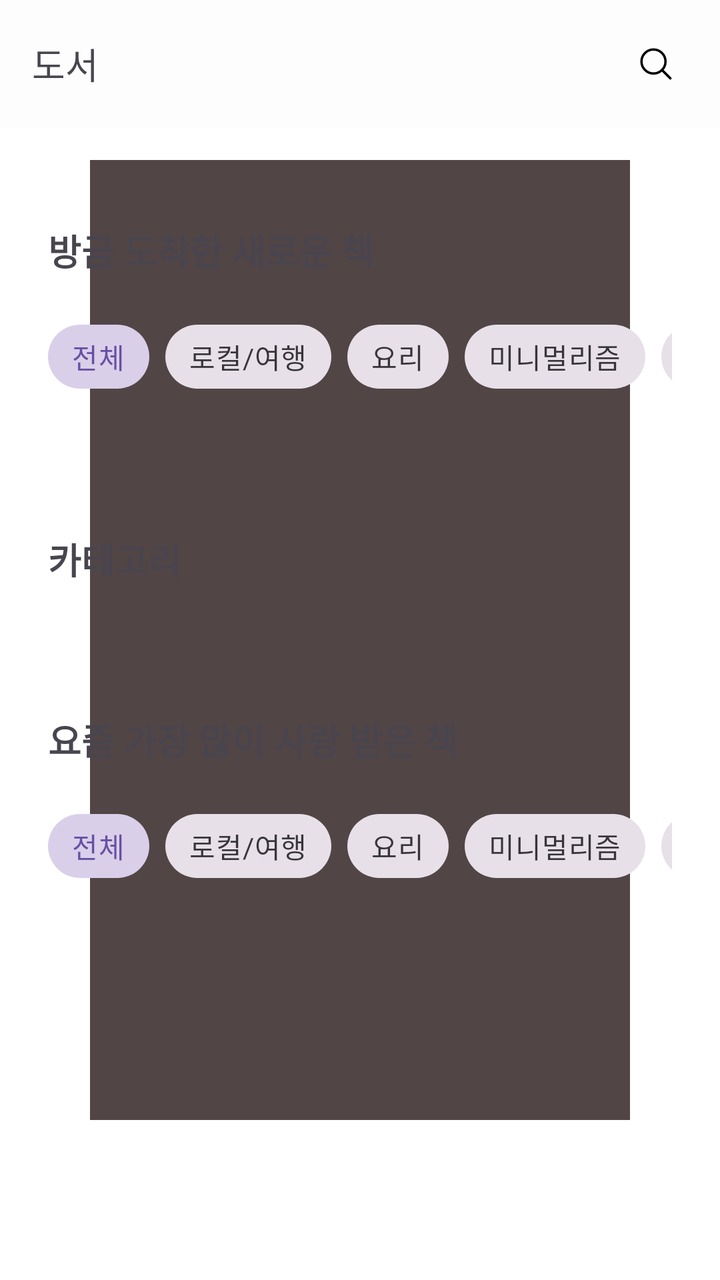
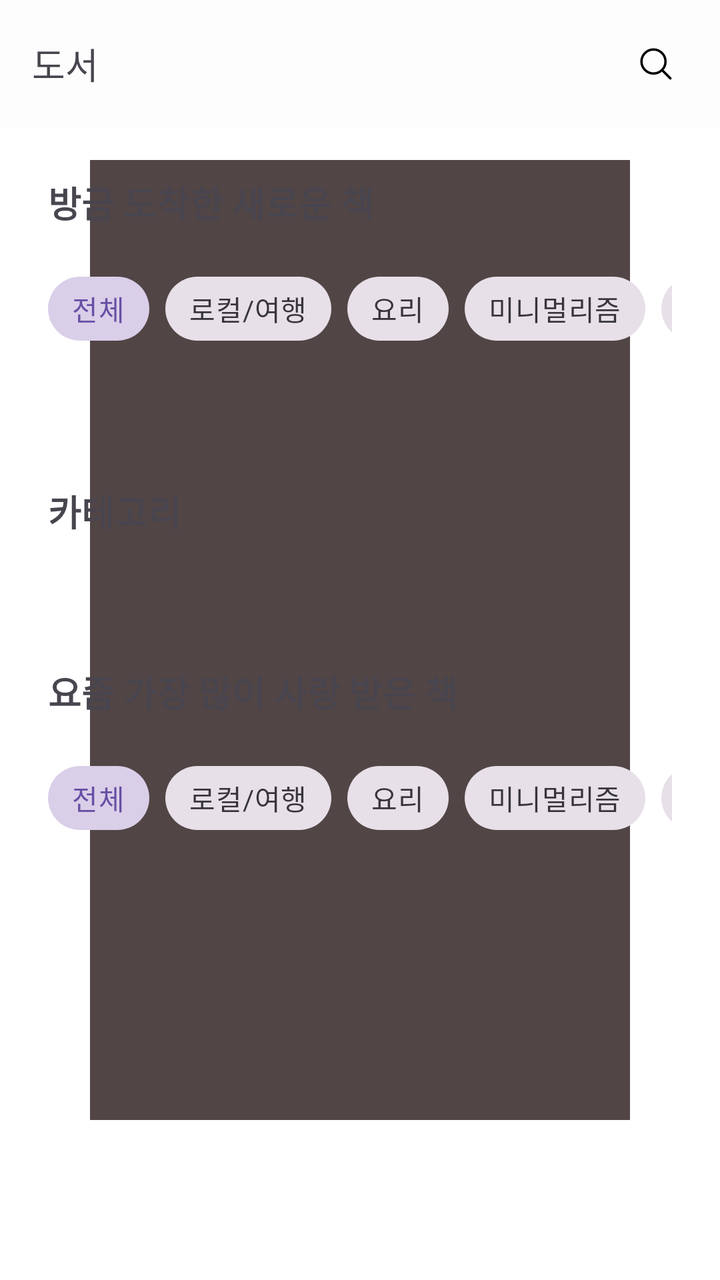

The first picture is an Android layout as it rendered before a commit; the second is the same layout after the commit. The layout source and the unified diff follow.
<!-- AndroidManifest.xml: application theme Theme.Bonda -->
<!-- res/layout/fragment_home_books.xml -->
<?xml version="1.0" encoding="utf-8"?>
<androidx.coordinatorlayout.widget.CoordinatorLayout xmlns:android="http://schemas.android.com/apk/res/android"
    xmlns:app="http://schemas.android.com/apk/res-auto"
    android:layout_width="match_parent"
    android:layout_height="match_parent">

    <com.google.android.material.appbar.AppBarLayout
        android:layout_width="match_parent"
        android:layout_height="wrap_content">

        <com.google.android.material.appbar.MaterialToolbar
            android:layout_width="match_parent"
            android:layout_height="wrap_content"
            android:background="@color/surface_default_tertiary"
            app:layout_scrollFlags="scroll|enterAlways"
            app:title="도서"
            app:titleTextAppearance="@style/Title2">

            <ImageButton
                android:id="@+id/search_button"
                android:layout_width="wrap_content"
                android:layout_height="wrap_content"
                android:layout_gravity="end"
                android:layout_marginEnd="8dp"
                android:background="?attr/selectableItemBackgroundBorderless"
                android:clickable="true"
                android:contentDescription="검색"
                android:focusable="true"
                android:padding="12dp"
                android:src="@drawable/ic_action_search_24dp" />
        </com.google.android.material.appbar.MaterialToolbar>
    </com.google.android.material.appbar.AppBarLayout>

    <androidx.core.widget.NestedScrollView
        android:layout_width="match_parent"
        android:layout_height="match_parent"
        app:layout_behavior="@string/appbar_scrolling_view_behavior">

        <androidx.constraintlayout.widget.ConstraintLayout
            android:layout_width="match_parent"
            android:layout_height="match_parent"
            android:paddingHorizontal="24dp"
            android:paddingVertical="48dp">

            <TextView
                android:id="@+id/books_header"
                android:layout_width="0dp"
                android:layout_height="wrap_content"
                android:text="방금 도착한 새로운 책"
                android:textSize="18sp"
                android:textStyle="bold"
                app:layout_constraintEnd_toEndOf="parent"
                app:layout_constraintStart_toStartOf="parent"
                app:layout_constraintTop_toTopOf="parent" />

            <HorizontalScrollView
                android:id="@+id/book_category_chip_scroller"
                android:layout_width="0dp"
                android:layout_height="wrap_content"
                android:layout_marginTop="16dp"
                android:scrollbars="none"
                app:layout_constraintEnd_toEndOf="parent"
                app:layout_constraintStart_toStartOf="parent"
                app:layout_constraintTop_toBottomOf="@id/books_header">


                <com.google.android.material.chip.ChipGroup
                    android:id="@+id/book_category_chip_group"
                    android:layout_width="wrap_content"
                    android:layout_height="wrap_content"
                    app:singleSelection="true">

                    <com.google.android.material.chip.Chip
                        style="@style/Widget.MaterialComponents.Chip.Choice"
                        android:layout_width="wrap_content"
                        android:layout_height="wrap_content"
                        android:checked="true"
                        android:text="전체" />

                    <com.google.android.material.chip.Chip
                        style="@style/Widget.MaterialComponents.Chip.Choice"
                        android:layout_width="wrap_content"
                        android:layout_height="wrap_content"
                        android:text="로컬/여행" />

                    <com.google.android.material.chip.Chip
                        style="@style/Widget.MaterialComponents.Chip.Choice"
                        android:layout_width="wrap_content"
                        android:layout_height="wrap_content"
                        android:text="요리" />

                    <com.google.android.material.chip.Chip
                        style="@style/Widget.MaterialComponents.Chip.Choice"
                        android:layout_width="wrap_content"
                        android:layout_height="wrap_content"
                        android:text="미니멀리즘" />

                    <com.google.android.material.chip.Chip
                        style="@style/Widget.MaterialComponents.Chip.Choice"
                        android:layout_width="wrap_content"
                        android:layout_height="wrap_content"
                        android:text="반려동물" />

                </com.google.android.material.chip.ChipGroup>
            </HorizontalScrollView>

            <GridLayout
                android:id="@+id/recent_arrival_books_container"
                android:layout_width="0dp"
                android:layout_height="wrap_content"
                android:layout_marginTop="16dp"
                android:orientation="horizontal"
                app:layout_constraintEnd_toEndOf="parent"
                app:layout_constraintStart_toStartOf="parent"
                app:layout_constraintTop_toBottomOf="@id/book_category_chip_scroller" />

            <TextView
                android:id="@+id/books_category_header"
                android:layout_width="0dp"
                android:layout_height="wrap_content"
                android:layout_marginTop="48dp"
                android:text="카테고리"
                android:textSize="18sp"
                android:textStyle="bold"
                app:layout_constraintEnd_toEndOf="parent"
                app:layout_constraintStart_toStartOf="parent"
                app:layout_constraintTop_toBottomOf="@id/recent_arrival_books_container" />

            <GridLayout
                android:id="@+id/categories_grid_container"
                android:layout_width="match_parent"
                android:layout_height="wrap_content"
                android:layout_marginTop="16dp"
                android:alignmentMode="alignMargins"
                android:columnCount="5"
                android:useDefaultMargins="true"
                app:layout_constraintEnd_toEndOf="parent"
                app:layout_constraintStart_toStartOf="parent"
                app:layout_constraintTop_toBottomOf="@id/books_category_header" />

            <TextView
                android:id="@+id/popular_header"
                android:layout_width="0dp"
                android:layout_height="wrap_content"
                android:layout_marginTop="48dp"
                android:text="요즘 가장 많이 사랑 받은 책"
                android:textSize="18sp"
                android:textStyle="bold"
                app:layout_constraintEnd_toEndOf="parent"
                app:layout_constraintStart_toStartOf="parent"
                app:layout_constraintTop_toBottomOf="@id/categories_grid_container" />

            <HorizontalScrollView
                android:id="@+id/popular_chip_scroller"
                android:layout_width="0dp"
                android:layout_height="wrap_content"
                android:layout_marginTop="16dp"
                android:scrollbars="none"
                app:layout_constraintEnd_toEndOf="parent"
                app:layout_constraintStart_toStartOf="parent"
                app:layout_constraintTop_toBottomOf="@id/popular_header">

                <com.google.android.material.chip.ChipGroup
                    android:id="@+id/popular_chip_group"
                    android:layout_width="wrap_content"
                    android:layout_height="wrap_content"
                    app:singleSelection="true">

                    <com.google.android.material.chip.Chip
                        android:id="@+id/chipCategoryA"
                        style="@style/Widget.MaterialComponents.Chip.Choice"
                        android:layout_width="wrap_content"
                        android:layout_height="wrap_content"
                        android:checked="true"
                        android:text="전체" />

                    <com.google.android.material.chip.Chip
                        android:id="@+id/chipCategoryB"
                        style="@style/Widget.MaterialComponents.Chip.Choice"
                        android:layout_width="wrap_content"
                        android:layout_height="wrap_content"
                        android:text="로컬/여행" />

                    <com.google.android.material.chip.Chip
                        android:id="@+id/chipCategoryC"
                        style="@style/Widget.MaterialComponents.Chip.Choice"
                        android:layout_width="wrap_content"
                        android:layout_height="wrap_content"
                        android:text="요리" />

                    <com.google.android.material.chip.Chip
                        android:id="@+id/chipCategoryD"
                        style="@style/Widget.MaterialComponents.Chip.Choice"
                        android:layout_width="wrap_content"
                        android:layout_height="wrap_content"
                        android:text="미니멀리즘" />

                    <com.google.android.material.chip.Chip
                        android:id="@+id/chipCategoryE"
                        style="@style/Widget.MaterialComponents.Chip.Choice"
                        android:layout_width="wrap_content"
                        android:layout_height="wrap_content"
                        android:text="반려동물" />

                </com.google.android.material.chip.ChipGroup>
            </HorizontalScrollView>

            <GridLayout
                android:id="@+id/most_loved_books_container"
                android:layout_width="0dp"
                android:layout_height="wrap_content"
                android:layout_marginTop="16dp"
                android:orientation="vertical"
                android:useDefaultMargins="true"

                app:layout_constraintEnd_toEndOf="parent"
                app:layout_constraintStart_toStartOf="parent"
                app:layout_constraintTop_toBottomOf="@id/popular_chip_scroller" />

        </androidx.constraintlayout.widget.ConstraintLayout>
    </androidx.core.widget.NestedScrollView>
</androidx.coordinatorlayout.widget.CoordinatorLayout>
<!-- resources referenced by this layout -->
<resources>
  <color name="surface_default_tertiary">#fdfdfd</color>
  <!-- drawable ic_action_search_24dp (drawable) -->
  <vector xmlns:android="http://schemas.android.com/apk/res/android"
      android:width="24dp"
      android:height="24dp"
      android:viewportWidth="24"
      android:viewportHeight="24">
    <path
        android:pathData="M10.75,10.75m-6,0a6,6 0,1 1,12 0a6,6 0,1 1,-12 0"
        android:strokeWidth="1.2"
        android:fillColor="#00000000"
        android:strokeColor="#000"/>
    <path
        android:pathData="M15.522,14.674L19.621,18.773A0.6,0.6 0,0 1,19.621 19.622L19.621,19.622A0.6,0.6 90,0 1,18.773 19.622L14.674,15.523A0.6,0.6 90,0 1,14.674 14.674L14.674,14.674A0.6,0.6 90,0 1,15.522 14.674z"
        android:fillColor="#000"/>
  </vector>
  <style name="Title2">
          <item name="fontFamily">@font/pretendard_semibold</item>
          <item name="android:textSize">18sp</item>
          <item name="android:letterSpacing">0</item>
          <item name="android:lineHeight">21.6sp</item>
      </style>
  <style name="Theme.Bonda" parent="Theme.Material3.Light.NoActionBar">
          <item name="android:windowBackground">@drawable/ic_launcher_background</item>
          <item name="android:windowSplashScreenAnimatedIcon">@drawable/ic_splash_logo</item>
  
  
      </style>
  <!-- drawable ic_launcher_background (drawable) -->
  <vector xmlns:android="http://schemas.android.com/apk/res/android"
      android:width="108dp"
      android:height="108dp"
      android:viewportWidth="512"
      android:viewportHeight="512">
    <group android:scaleX="0.75"
        android:scaleY="0.75"
        android:translateX="64"
        android:translateY="64">
      <path
          android:pathData="M0,0h512v512h-512z"
          android:fillColor="#524545"/>
    </group>
  </vector>
  <!-- drawable ic_splash_logo: vector/xml drawable (drawable, 6541 chars, omitted) -->
</resources>

<!-- the commit's change to res/layout/fragment_home_books.xml (unified diff, before → after) -->
@@ -40,7 +40,7 @@
             android:layout_width="match_parent"
             android:layout_height="match_parent"
             android:paddingHorizontal="24dp"
-            android:paddingVertical="48dp">
+            android:paddingVertical="24dp">
 
             <TextView
                 android:id="@+id/books_header"
